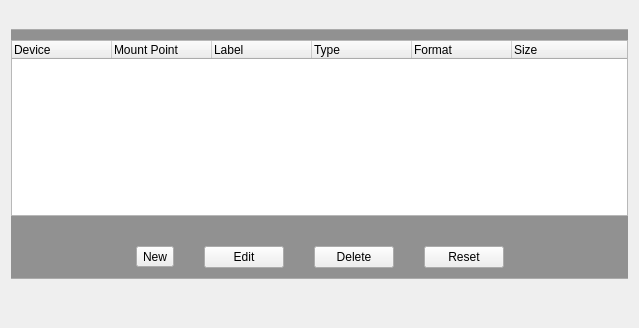
dadas45li/yali, file yali/gui/Ui/manualpartwidget.ui: the form before one commit.
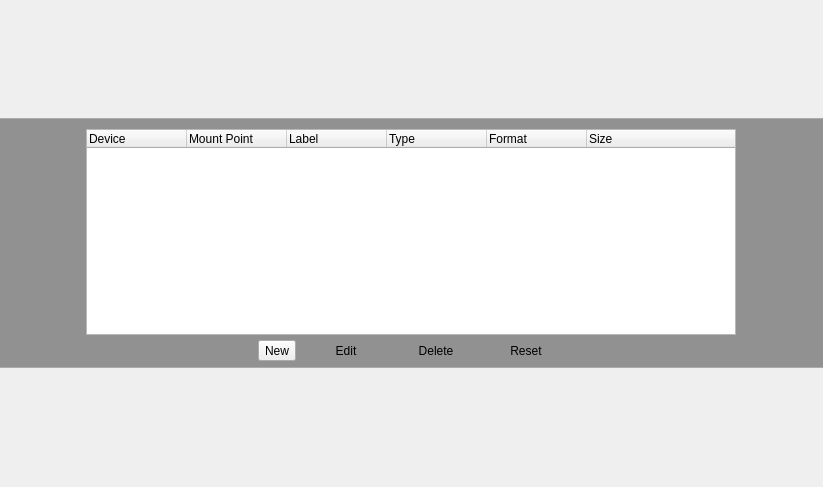
The form after the commit.

```diff
--- a/yali/gui/Ui/manualpartwidget.ui
+++ b/yali/gui/Ui/manualpartwidget.ui
@@ -6,18 +6,24 @@
    <rect>
     <x>0</x>
     <y>0</y>
-    <width>639</width>
-    <height>328</height>
+    <width>823</width>
+    <height>487</height>
    </rect>
   </property>
   <property name="windowTitle">
    <string>Form</string>
   </property>
   <layout class="QGridLayout" name="gridLayout">
+   <property name="margin">
+    <number>0</number>
+   </property>
+   <property name="spacing">
+    <number>0</number>
+   </property>
    <item row="0" column="0">
     <widget class="QFrame" name="frame">
      <property name="sizePolicy">
-      <sizepolicy hsizetype="Expanding" vsizetype="Maximum">
+      <sizepolicy hsizetype="Expanding" vsizetype="Fixed">
        <horstretch>0</horstretch>
        <verstretch>0</verstretch>
       </sizepolicy>
@@ -89,7 +95,7 @@
        <number>0</number>
       </property>
       <property name="bottomMargin">
-       <number>10</number>
+       <number>5</number>
       </property>
       <property name="horizontalSpacing">
        <number>30</number>
@@ -104,8 +110,25 @@
         </property>
         <item>
          <layout class="QVBoxLayout" name="verticalLayout">
+          <property name="spacing">
+           <number>0</number>
+          </property>
+          <item>
+           <layout class="QHBoxLayout" name="horizontalLayout_3">
+            <property name="spacing">
+             <number>0</number>
+            </property>
+            <property name="bottomMargin">
+             <number>5</number>
+            </property>
           <item>
            <widget class="QTreeWidget" name="deviceTree">
+              <property name="maximumSize">
+               <size>
+                <width>650</width>
+                <height>16777215</height>
+               </size>
+              </property>
             <column>
              <property name="text">
               <string>Device</string>
@@ -138,8 +161,13 @@
             </column>
            </widget>
           </item>
+           </layout>
+          </item>
           <item>
            <layout class="QHBoxLayout" name="horizontalLayout">
+            <property name="spacing">
+             <number>10</number>
+            </property>
             <item>
              <spacer name="horizontalSpacer">
               <property name="orientation">
@@ -158,12 +186,6 @@
               <property name="text">
                <string>New</string>
               </property>
-              <property name="popupMode">
-               <enum>QToolButton::InstantPopup</enum>
-              </property>
-              <property name="toolButtonStyle">
-               <enum>Qt::ToolButtonTextOnly</enum>
-              </property>
              </widget>
             </item>
             <item>
@@ -171,6 +193,9 @@
               <property name="text">
                <string>Edit</string>
               </property>
+              <property name="flat">
+               <bool>true</bool>
+              </property>
              </widget>
             </item>
             <item>
@@ -178,6 +203,9 @@
               <property name="text">
                <string>Delete</string>
               </property>
+              <property name="flat">
+               <bool>true</bool>
+              </property>
              </widget>
             </item>
             <item>
@@ -185,6 +213,9 @@
               <property name="text">
                <string>Reset</string>
               </property>
+              <property name="flat">
+               <bool>true</bool>
+              </property>
              </widget>
             </item>
             <item>
@@ -209,22 +240,6 @@
      </layout>
     </widget>
    </item>
-   <item row="2" column="0">
-    <spacer name="verticalSpacer_2">
-     <property name="orientation">
-      <enum>Qt::Vertical</enum>
-     </property>
-     <property name="sizeType">
-      <enum>QSizePolicy::Fixed</enum>
-     </property>
-     <property name="sizeHint" stdset="0">
-      <size>
-       <width>20</width>
-       <height>20</height>
-      </size>
-     </property>
-    </spacer>
-   </item>
   </layout>
  </widget>
  <resources>
```
Lines whose indentation alone changed are shown as unchanged.
